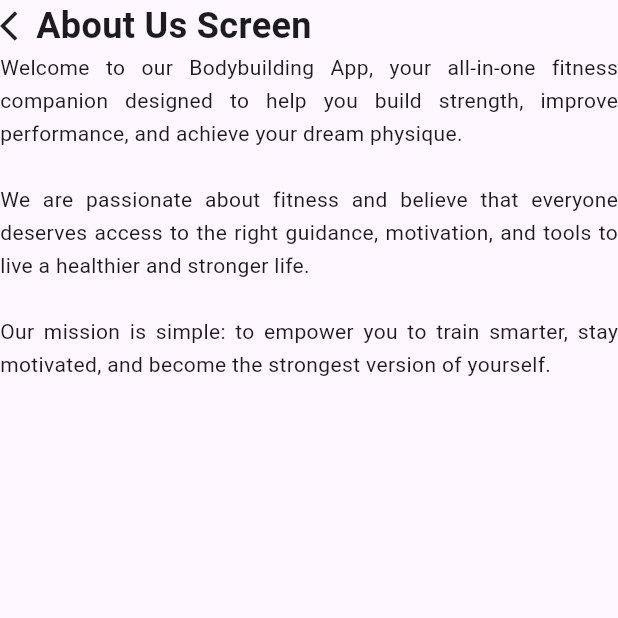
After one commit to muhammadharoon303/Flutter-Basic, a Flutter app: the ProfileScreen screen opened directly, after a tap on "About Us", on a phone screen of 412 x 824 dp, the top half of it. The commit adds this screen. Run offline on Flutter 3.47's test engine with Material 3 defaults, Android fonts, the phone set to English and light mode, and no system bars; our stand-ins replace flick_video_player, video_player, youtube_player_flutter.

Commit message:
updated profile Screen

```diff
--- a/lib/core/constants/color.dart
+++ b/lib/core/constants/color.dart
@@ -4,6 +4,6 @@ const whiteColor = Colors.white;
 const pinkColor = Color(0xffFE2B5F);
 const redColor = Color(0xffD02E56);
 const blackColor = Color(0xff040404);
-const bluueColor = Color(0xff);
+const blueColor = Colors.blue;
 
 const textFieldFilledColor = Color(0xffEFF3FF);
--- /dev/null
+++ b/lib/ui/screens/profile/about_us_screen.dart
@@ -0,0 +1,43 @@
+import 'package:flutter/material.dart';
+
+import '../../../core/constants/color.dart';
+import '../../../core/constants/textstyle.dart';
+
+class AboutUsScreen extends StatelessWidget {
+  const AboutUsScreen({super.key});
+
+  @override
+  Widget build(BuildContext context) {
+    return Scaffold(
+      body: Column(
+        children: [
+          Row(
+              mainAxisAlignment: MainAxisAlignment.start,
+              children: [
+                InkWell(
+                  onTap: () {
+                    Navigator.pop(context);
+                  },
+                  child: Icon(Icons.arrow_back_ios),
+                ),
+              Text("About Us Screen",style: style24,),
+
+              ],
+            ),
+          Text(
+            "Welcome to our Bodybuilding App, your all-in-one fitness companion "
+                "designed to help you build strength, improve performance, and achieve "
+                "your dream physique.\n\n"
+                "We are passionate about fitness and believe that everyone deserves "
+                "access to the right guidance, motivation, and tools to live a healthier "
+                "and stronger life.\n\n"
+                "Our mission is simple: to empower you to train smarter, stay motivated, "
+                "and become the strongest version of yourself.",
+            textAlign: TextAlign.justify,
+            style: TextStyle(fontSize: 14, height: 1.6),
+          ),
+        ],
+      )
+      );
+  }
+}
--- /dev/null
+++ b/lib/ui/screens/profile/privacy&policy_screen.dart
@@ -0,0 +1,12 @@
+import 'package:flutter/material.dart';
+
+class PrivacyPolicyScreen extends StatelessWidget {
+  const PrivacyPolicyScreen({super.key});
+
+  @override
+  Widget build(BuildContext context) {
+    return Scaffold(
+      body: Text("Privacy and Policy Screen"),
+    );
+  }
+}
--- a/lib/ui/screens/profile/profile_screen.dart
+++ b/lib/ui/screens/profile/profile_screen.dart
@@ -1,5 +1,8 @@
 import 'package:first/core/constants/color.dart';
+import 'package:first/ui/screens/profile/about_us_screen.dart';
 import 'package:first/ui/screens/profile/edit_profile_screen.dart';
+import 'package:first/ui/screens/profile/privacy&policy_screen.dart';
+import 'package:first/ui/screens/profile/terms&condition_screen.dart';
 import 'package:flutter/material.dart';
 
 class ProfileScreen extends StatelessWidget {
@@ -63,40 +66,60 @@ class ProfileScreen extends StatelessWidget {
               padding:  EdgeInsets.symmetric(horizontal: 15),
               children: [
                 Card(
-                  child: ListTile(
+                  child:InkWell(
+                    onTap:(){
+                      Navigator.push(context, MaterialPageRoute(builder: (context) =>
+                          AboutUsScreen() ,));
+                    },child:ListTile(
                     leading:
                     Image.asset("assets/icons_assets/about.png", scale: 2),
                     title:  Text("About Us"),
                     trailing:  Icon(Icons.arrow_forward_ios, size: 20),
                   ),
+                  ),
                 ),
                  SizedBox(height: 20),
                 Card(
-                  child: ListTile(
+                  child:InkWell(
+                    onTap:(){
+                      Navigator.push(context, MaterialPageRoute(builder: (context) =>
+                         TermsConditionScreen() ,));
+                    },child:ListTile(
                     leading:
                     Image.asset("assets/icons_assets/term.png", scale: 2),
-                    title: const Text("Terms and Condition"),
-                    trailing: const Icon(Icons.arrow_forward_ios, size: 20),
+                    title:  Text("Terms and Conditions"),
+                    trailing:  Icon(Icons.arrow_forward_ios, size: 20),
+                  ),
                   ),
                 ),
                  SizedBox(height: 20),
 
                 Card(
-                  child: ListTile(
-                    leading:
-                    Image.asset("assets/icons_assets/privacy.png", scale: 2),
-                    title:  Text("Privacy and Policy"),
-                    trailing:  Icon(Icons.arrow_forward_ios, size: 20),
+                  child:InkWell(
+                    onTap:(){
+                      Navigator.push(context, MaterialPageRoute(builder: (context) =>
+                       PrivacyPolicyScreen() ,));
+                    },child:ListTile(
+                        leading:
+                        Image.asset("assets/icons_assets/privacy.png", scale: 2),
+                        title:  Text("Privacy and Policy"),
+                        trailing:  Icon(Icons.arrow_forward_ios, size: 20),
+                      ),
+                    ),
                   ),
-                ),
                SizedBox(height: 20),
 
                 Card(
-                  child: ListTile(
+                  child:InkWell(
+                    onTap:(){
+                      Navigator.push(context, MaterialPageRoute(builder: (context) =>
+                          PrivacyPolicyScreen() ,));
+                    },child:ListTile(
                     leading:
                     Image.asset("assets/icons_assets/logout.png", scale: 2),
                     title:  Text("Logout"),
-                    trailing: Icon(Icons.arrow_forward_ios, size: 20),
+                    trailing:  Icon(Icons.arrow_forward_ios, size: 20),
+                  ),
                   ),
                 ),
               ],
--- /dev/null
+++ b/lib/ui/screens/profile/terms&condition_screen.dart
@@ -0,0 +1,10 @@
+import 'package:flutter/material.dart';
+
+class TermsConditionScreen extends StatelessWidget {
+  const TermsConditionScreen({super.key});
+
+  @override
+  Widget build(BuildContext context) {
+    return Scaffold(body: Text("Terms And Condition Screen"));
+  }
+}
```
Also changed, not shown: lib/ui/screens/profile/edit_profile_screen.dart (+37 -1 lines), assets/static_assets/img.png (added), assets/static_assets/img_1.png (added).
